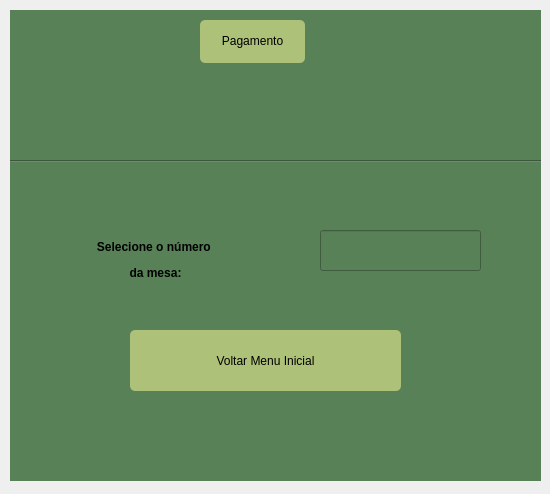
lauraprass/aplicativo_de_pedidos_para_restaurante, file telas_qt/numero_mesa_pagamento.ui: the form before one commit.
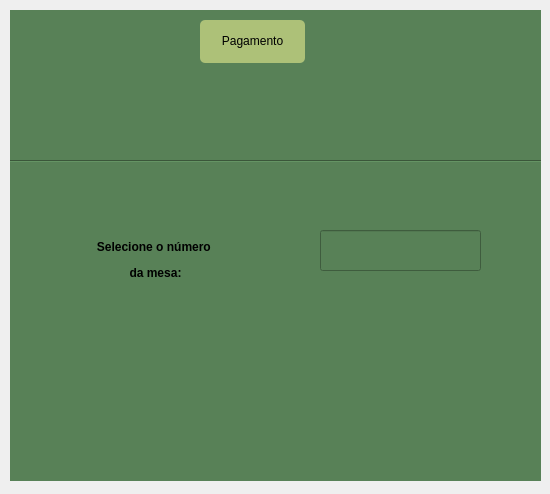
The form after the commit. Icons and pictures are not drawn.

Commit message: botao trocado

The edit to the form file:
```diff
--- a/telas_qt/numero_mesa_pagamento.ui
+++ b/telas_qt/numero_mesa_pagamento.ui
@@ -245,7 +245,7 @@
     <widget class="QPushButton" name="btn_menu_inicial">
      <property name="geometry">
       <rect>
-       <x>20</x>
+       <x>620</x>
        <y>10</y>
        <width>271</width>
        <height>61</height>
@@ -259,7 +259,7 @@
 </string>
      </property>
      <property name="text">
-      <string>Voltar Menu Inicial</string>
+      <string>Continuar</string>
      </property>
     </widget>
    </widget>
```
